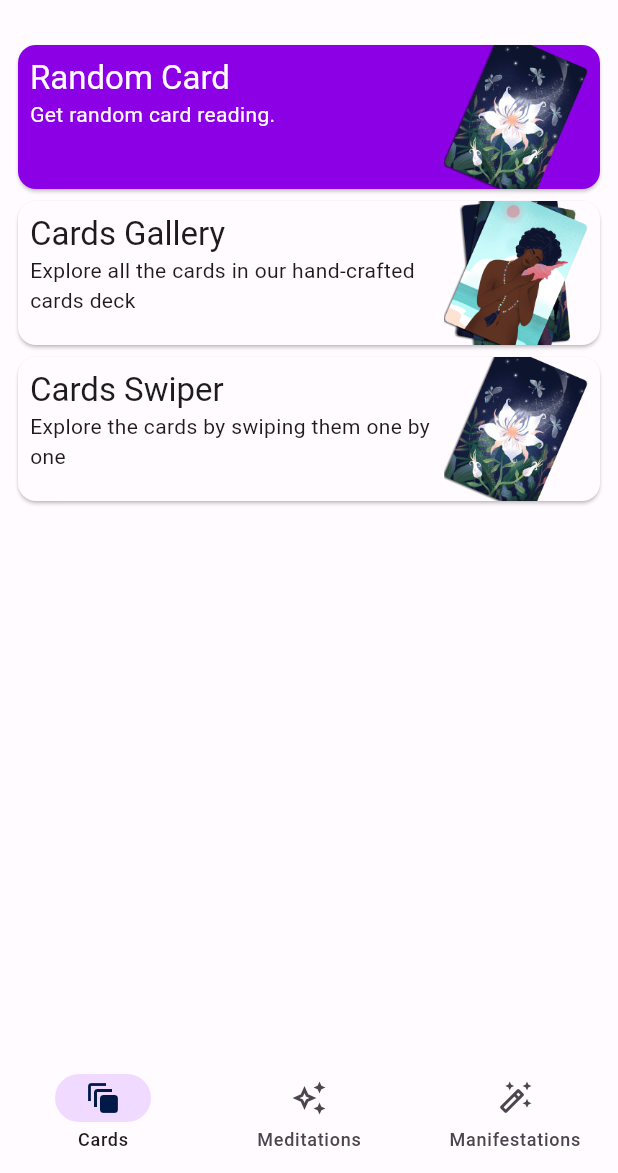
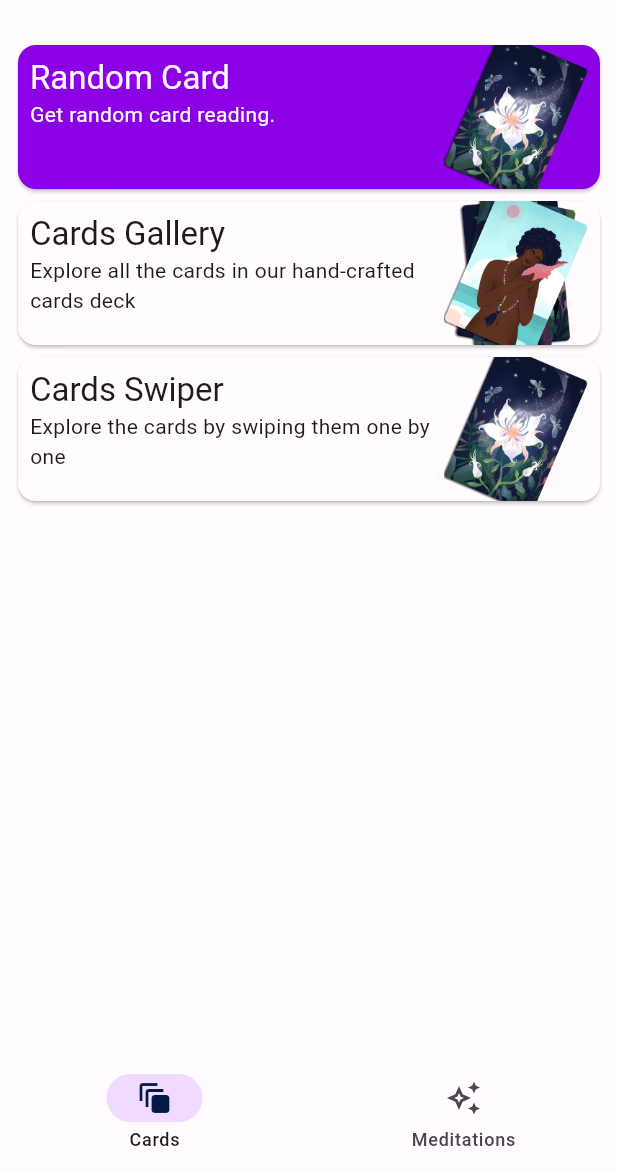
Before and after one commit to dichkovsky/hsm, a Flutter app: the screen it shows after launch, on a phone screen of 412 x 824 dp, the part 63-1236 px from its top. Run offline on Flutter 3.47's test engine with Material 3 defaults, Android fonts, the phone set to English and light mode, and no system bars; our stand-ins replace appwrite, audioplayers, cached_network_image, cloud_firestore, equatable, firebase_core and 11 more; missing offline and left inert: loop_page_view; accounts and stored records are empty; generated files the repository leaves out were written again.

Commit message:
Removed manifestations from main menu

```diff
--- a/lib/src/features/home/application/home_navigation.dart
+++ b/lib/src/features/home/application/home_navigation.dart
@@ -26,13 +26,6 @@ class HomePageNav {
         label: context.loc.meditations,
         tooltip : context.loc.meditations,
         initialLocation: AppRoutes.meditations.name,
-      ),
-      MyCustomNavBarItem(
-        selectedIcon: const Icon(Icons.auto_fix_high_rounded),
-        icon: const Icon(Icons.auto_fix_high_outlined),
-        label: context.loc.manifestations,
-        tooltip : context.loc.manifestations,
-        initialLocation: AppRoutes.manifestations.name,
       )
     ];
   }
```
